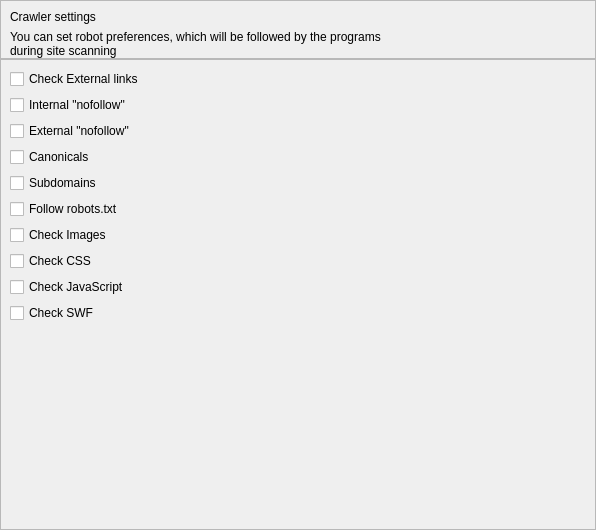
Above: quickiewebbot/ui/crawler_settings_widget.ui from andrascii/RiveSolutions_SEO_Spider before the change. Below: the same form after it.
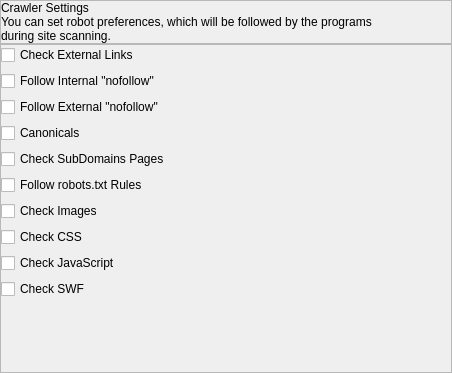
That is the form after the change.

What changed in the file:
```diff
--- a/quickiewebbot/ui/crawler_settings_widget.ui
+++ b/quickiewebbot/ui/crawler_settings_widget.ui
@@ -6,8 +6,8 @@
    <rect>
     <x>0</x>
     <y>0</y>
-    <width>596</width>
-    <height>530</height>
+    <width>452</width>
+    <height>373</height>
    </rect>
   </property>
   <property name="sizePolicy">
@@ -55,14 +55,28 @@
      <property name="frameShadow">
       <enum>QFrame::Raised</enum>
      </property>
-     <layout class="QVBoxLayout" name="verticalLayout_7">
+     <layout class="QVBoxLayout" name="verticalLayout_2">
+      <property name="spacing">
+       <number>0</number>
+      </property>
+      <property name="leftMargin">
+       <number>0</number>
+      </property>
+      <property name="topMargin">
+       <number>0</number>
+      </property>
+      <property name="rightMargin">
+       <number>0</number>
+      </property>
       <property name="bottomMargin">
        <number>0</number>
       </property>
+      <item>
+       <layout class="QVBoxLayout" name="verticalLayout">
       <item>
        <widget class="QLabel" name="headerName">
         <property name="text">
-         <string>Crawler settings</string>
+           <string>Crawler Settings</string>
         </property>
        </widget>
       </item>
@@ -70,9 +84,11 @@
        <widget class="QLabel" name="text">
         <property name="text">
          <string>You can set robot preferences, which will be followed by the programs
-during site scanning</string>
-        </property>
-       </widget>
+during site scanning.</string>
+          </property>
+         </widget>
+        </item>
+       </layout>
       </item>
      </layout>
     </widget>
@@ -85,47 +101,61 @@
      <property name="frameShadow">
       <enum>QFrame::Raised</enum>
      </property>
-     <layout class="QGridLayout" name="gridLayout">
-      <item row="5" column="0">
-       <widget class="QCheckBox" name="checkBox_5">
+     <layout class="QVBoxLayout" name="verticalLayout_4">
+      <property name="leftMargin">
+       <number>0</number>
+      </property>
+      <property name="topMargin">
+       <number>0</number>
+      </property>
+      <property name="rightMargin">
+       <number>0</number>
+      </property>
+      <property name="bottomMargin">
+       <number>0</number>
+      </property>
+      <item>
+       <layout class="QVBoxLayout" name="verticalLayout_3">
+        <item>
+         <widget class="QCheckBox" name="checkBox_3">
         <property name="enabled">
          <bool>true</bool>
         </property>
         <property name="text">
-         <string>Follow robots.txt</string>
+           <string>Check External Links</string>
         </property>
         <property name="controlKey" stdset="0">
          <string notr="true">followRobotsTxt</string>
         </property>
        </widget>
       </item>
-      <item row="1" column="0">
+        <item>
        <widget class="QCheckBox" name="checkBox">
         <property name="enabled">
          <bool>true</bool>
         </property>
         <property name="text">
-         <string>Internal &quot;nofollow&quot;</string>
+           <string>Follow Internal &quot;nofollow&quot;</string>
         </property>
         <property name="controlKey" stdset="0">
          <string notr="true">followInternalNoFollow</string>
         </property>
        </widget>
       </item>
-      <item row="4" column="0">
-       <widget class="QCheckBox" name="checkBox_6">
+        <item>
+         <widget class="QCheckBox" name="checkBox_4">
         <property name="enabled">
          <bool>true</bool>
         </property>
         <property name="text">
-         <string>Subdomains</string>
+           <string>Follow External &quot;nofollow&quot;</string>
         </property>
         <property name="controlKey" stdset="0">
          <string notr="true">checkSubdomains</string>
         </property>
        </widget>
       </item>
-      <item row="3" column="0">
+        <item>
        <widget class="QCheckBox" name="checkBox_2">
         <property name="enabled">
          <bool>true</bool>
@@ -138,59 +168,33 @@
         </property>
        </widget>
       </item>
-      <item row="2" column="0">
-       <widget class="QCheckBox" name="checkBox_4">
+        <item>
+         <widget class="QCheckBox" name="checkBox_6">
         <property name="enabled">
          <bool>true</bool>
         </property>
         <property name="text">
-         <string>External &quot;nofollow&quot;</string>
+           <string>Check SubDomains Pages</string>
         </property>
         <property name="controlKey" stdset="0">
          <string notr="true">followExternalNoFollow</string>
         </property>
        </widget>
       </item>
-      <item row="0" column="0">
-       <widget class="QCheckBox" name="checkBox_3">
+        <item>
+         <widget class="QCheckBox" name="checkBox_5">
         <property name="enabled">
          <bool>true</bool>
         </property>
         <property name="text">
-         <string>Check External links</string>
+           <string>Follow robots.txt Rules</string>
         </property>
         <property name="controlKey" stdset="0">
          <string notr="true">checkExternalUrls</string>
         </property>
        </widget>
       </item>
-      <item row="9" column="0">
-       <widget class="QCheckBox" name="checkBox_7">
-        <property name="enabled">
-         <bool>true</bool>
-        </property>
-        <property name="text">
-         <string>Check SWF</string>
-        </property>
-        <property name="controlKey" stdset="0">
-         <string notr="true">checkSWF</string>
-        </property>
-       </widget>
-      </item>
-      <item row="7" column="0">
-       <widget class="QCheckBox" name="checkBox_8">
-        <property name="enabled">
-         <bool>true</bool>
-        </property>
-        <property name="text">
-         <string>Check CSS</string>
-        </property>
-        <property name="controlKey" stdset="0">
-         <string notr="true">checkCSS</string>
-        </property>
-       </widget>
-      </item>
-      <item row="6" column="0">
+        <item>
        <widget class="QCheckBox" name="checkBox_9">
         <property name="enabled">
          <bool>true</bool>
@@ -203,7 +207,20 @@
         </property>
        </widget>
       </item>
-      <item row="8" column="0">
+        <item>
+         <widget class="QCheckBox" name="checkBox_8">
+          <property name="enabled">
+           <bool>true</bool>
+          </property>
+          <property name="text">
+           <string>Check CSS</string>
+          </property>
+          <property name="controlKey" stdset="0">
+           <string notr="true">checkCSS</string>
+          </property>
+         </widget>
+        </item>
+        <item>
        <widget class="QCheckBox" name="checkBox_10">
         <property name="enabled">
          <bool>true</bool>
@@ -216,7 +233,22 @@
         </property>
        </widget>
       </item>
-      <item row="10" column="0">
+        <item>
+         <widget class="QCheckBox" name="checkBox_7">
+          <property name="enabled">
+           <bool>true</bool>
+          </property>
+          <property name="text">
+           <string>Check SWF</string>
+          </property>
+          <property name="controlKey" stdset="0">
+           <string notr="true">checkSWF</string>
+          </property>
+         </widget>
+        </item>
+       </layout>
+      </item>
+      <item>
        <spacer name="verticalSpacer">
         <property name="orientation">
          <enum>Qt::Vertical</enum>
```
Left out of the diff: 8 changed lines with no effect on the pictures. Lines whose indentation alone changed are shown as unchanged.
